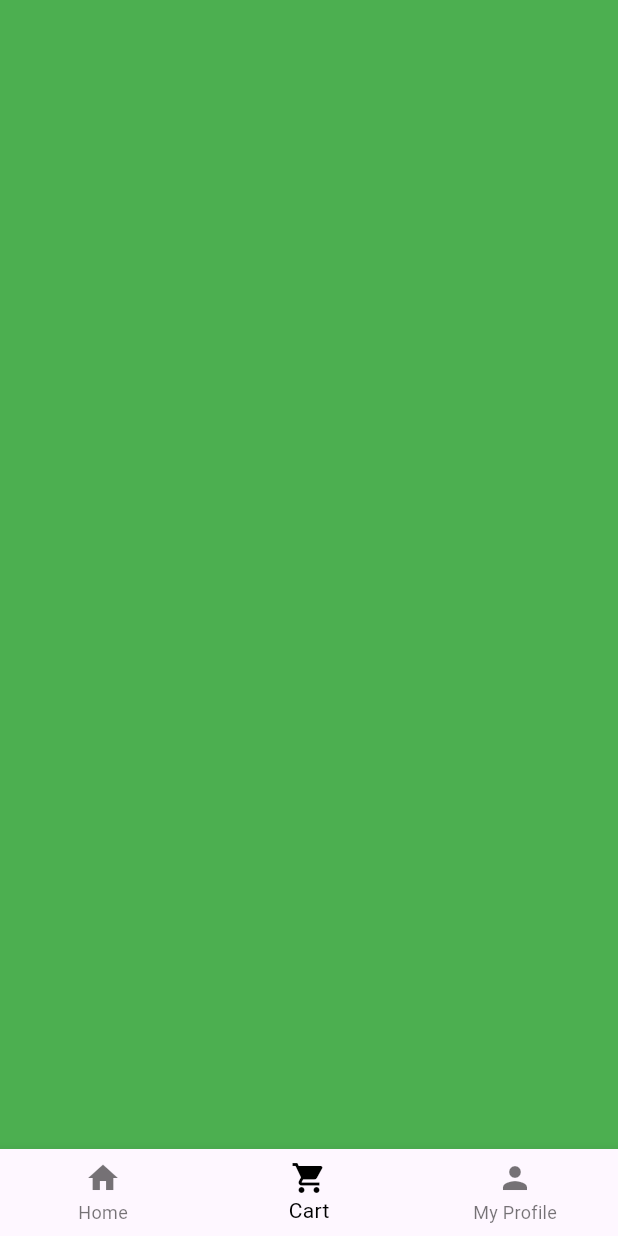
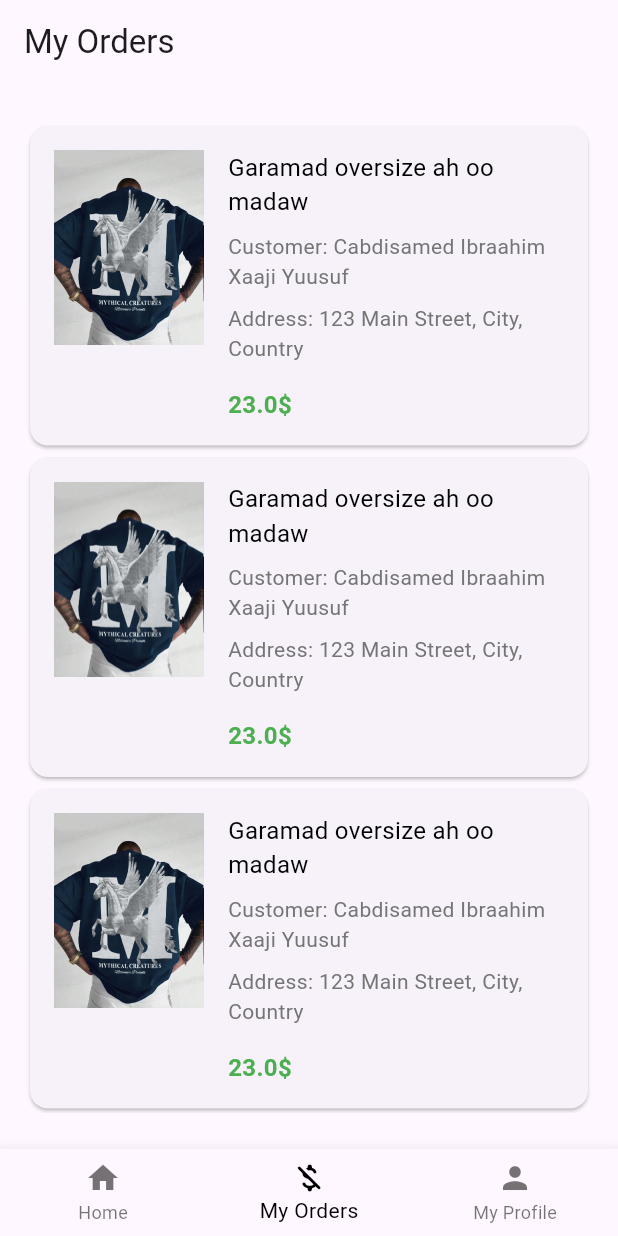
Before and after one commit to Semedii/suuq-iibiye, a Flutter app: the screen it shows once a user with an empty profile is signed in, item 2 of the bottom bar chosen, on a phone screen of 412 x 824 dp. Run offline on Flutter 3.47's test engine with Material 3 defaults, Android fonts, the phone set to English and light mode, and no system bars; our stand-ins replace auto_route, cloud_firestore, firebase_auth, firebase_core, flutter_riverpod, fluttertoast and 1 more; accounts and stored records are empty; generated files the repository leaves out were written again; network calls fail.

Commit message:
created orders ui

```diff
--- a/lib/pages/main_page.dart
+++ b/lib/pages/main_page.dart
@@ -4,6 +4,7 @@ import 'package:flutter_riverpod/flutter_riverpod.dart';
 import 'package:suuq_iibiye/notifiers/bottomNavbar/bottom_nav_bar_notifier.dart';
 import 'package:suuq_iibiye/pages/home_page.dart';
 import 'package:suuq_iibiye/pages/my_profile_page.dart';
+import 'package:suuq_iibiye/pages/orders_page.dart';
 import 'package:suuq_iibiye/utils/app_colors.dart';
 
 @RoutePage()
@@ -16,9 +17,9 @@ class MainPage extends ConsumerWidget {
   Widget build(BuildContext context, WidgetRef ref) {
     final indexBottomNavbar = ref.watch(bottomNavBarNotifierProvider);
     final bodies = [
-       HomePage(),
-     Container(color: Colors.green,),
-     const MyProfilePage()
+      const HomePage(),
+      const OrdersPage(),
+      const MyProfilePage()
     ];
     return Scaffold(
       bottomNavigationBar: BottomNavigationBar(
@@ -28,7 +29,7 @@ class MainPage extends ConsumerWidget {
         items: const [
           BottomNavigationBarItem(icon: Icon(Icons.home), label: "Home"),
           BottomNavigationBarItem(
-              icon: Icon(Icons.shopping_cart), label: "Cart"),
+              icon: Icon(Icons.money_off_csred_rounded), label: "My Orders"),
           BottomNavigationBarItem(icon: Icon(Icons.person), label: "My Profile")
         ],
       ),
--- /dev/null
+++ b/lib/pages/orders_page.dart
@@ -0,0 +1,104 @@
+import 'package:flutter/material.dart';
+import 'package:suuq_iibiye/utils/app_colors.dart';
+import 'package:suuq_iibiye/utils/app_styles.dart';
+
+class OrdersPage extends StatelessWidget {
+  const OrdersPage({super.key});
+
+  @override
+  Widget build(BuildContext context) {
+    return Scaffold(
+      appBar: AppBar(
+        title: const Text("My Orders"),
+      ),
+      body: Padding(
+        padding: AppStyles.edgeInsetsH16V24,
+        child: ListView.builder(
+          itemCount: 5,
+          itemBuilder: (context, index) {
+            return _buildOrderCard(
+              imageUrl: "assets/images/tshirt.jpg",
+              customerName: "Cabdisamed Ibraahim Xaaji Yuusuf",
+              description: "Garamad oversize ah oo madaw",
+              address: "123 Main Street, City, Country",
+              price: 23,
+            );
+          },
+        ),
+      ),
+    );
+  }
+
+  Widget _buildOrderCard({
+    required String imageUrl,
+    required String customerName,
+    required String description,
+    required String address,
+    required double price,
+  }) {
+    return Card(
+      child: Padding(
+        padding: const EdgeInsets.all(16),
+        child: Row(
+          crossAxisAlignment: CrossAxisAlignment.start,
+          children: [
+            _buildImage(imageUrl),
+            const SizedBox(width: 16),
+            Expanded(
+              child: Column(
+                crossAxisAlignment: CrossAxisAlignment.start,
+                children: [
+                  Text(
+                    description,
+                    style: const TextStyle(
+                      color: Colors.black,
+                      fontSize: 16,
+                    ),
+                  ),
+                  const SizedBox(height: 8),
+                  Text(
+                    "Customer: $customerName",
+                    style: TextStyle(
+                      color: Colors.grey[600],
+                    ),
+                  ),
+                  const SizedBox(height: 8),
+                  Text(
+                    "Address: $address",
+                    style: TextStyle(
+                      color: Colors.grey[600],
+                    ),
+                  ),
+                  const SizedBox(height: 16),
+                  _buildPrice(price),
+                ],
+              ),
+            ),
+          ],
+        ),
+      ),
+    );
+  }
+
+  SizedBox _buildImage(String imageUrl) {
+    return SizedBox(
+      width: 100,
+      height: 130,
+      child: Image.asset(
+        imageUrl,
+        fit: BoxFit.cover,
+      ),
+    );
+  }
+
+  Text _buildPrice(double price) {
+    return Text(
+      "$price\$",
+      style: const TextStyle(
+        color: AppColors.green,
+        fontWeight: FontWeight.bold,
+        fontSize: 16,
+      ),
+    );
+  }
+}
--- a/lib/utils/app_styles.dart
+++ b/lib/utils/app_styles.dart
@@ -16,4 +16,5 @@ class AppStyles {
   static EdgeInsets edgeInsetsH32V12 = const EdgeInsets.symmetric(horizontal: 32.0, vertical: 12.0);
   static EdgeInsets edgeInsetsH4 = const EdgeInsets.symmetric(horizontal: 4);
   static EdgeInsets edgeInsetsH16 = const EdgeInsets.symmetric(horizontal: 16);
+  static EdgeInsets edgeInsetsH16V24 = const EdgeInsets.symmetric(horizontal: 16, vertical: 24);
 }
```
